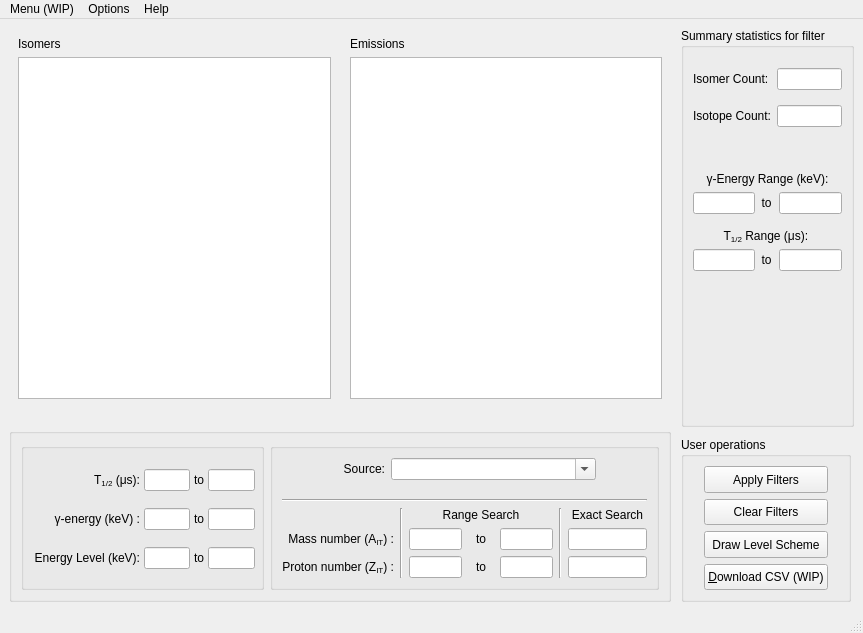
First picture: the form in w_Isomer/w_IsomerAPI.ui, repository LISEcute/IsomerAPI, before the edit.
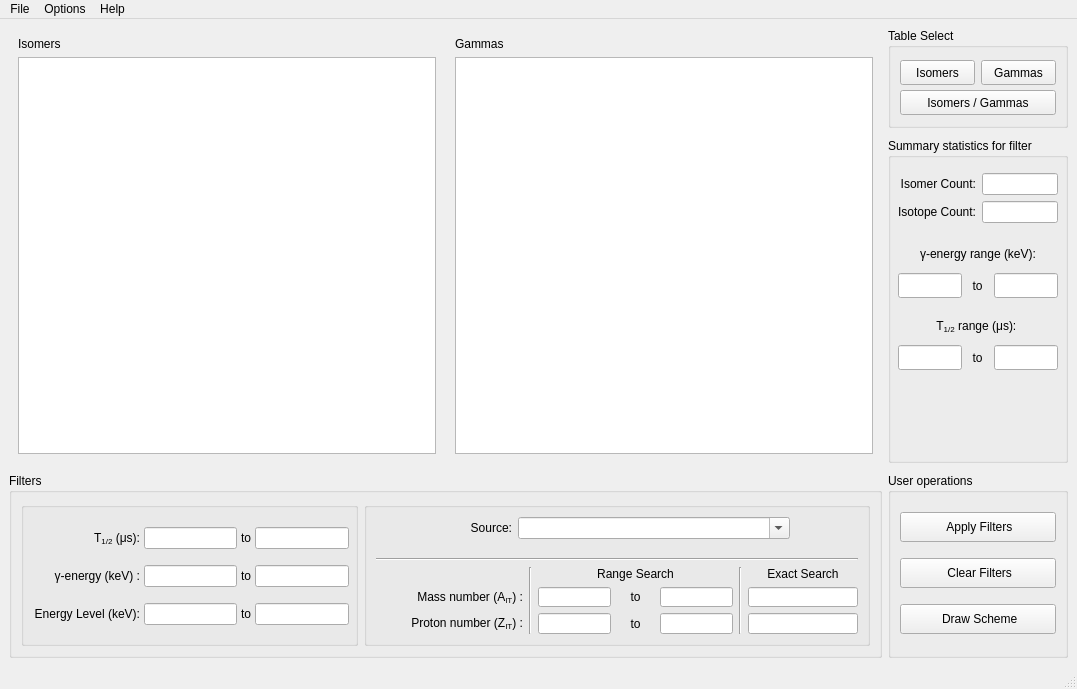
Second picture: the form after the edit. The open tabs and pages were chosen to show the change. Icons and pictures are not drawn.

```diff
--- a/w_Isomer/w_IsomerAPI.ui
+++ b/w_Isomer/w_IsomerAPI.ui
@@ -6,8 +6,8 @@
    <rect>
     <x>0</x>
     <y>0</y>
-    <width>863</width>
-    <height>633</height>
+    <width>1077</width>
+    <height>689</height>
    </rect>
   </property>
   <property name="windowTitle">
@@ -18,21 +18,27 @@
     <normaloff>:/icons/Icons/isomerAPI-Logo.png</normaloff>:/icons/Icons/isomerAPI-Logo.png</iconset>
   </property>
   <widget class="QWidget" name="centralwidget">
-   <layout class="QGridLayout" name="gridLayout_2" rowstretch="2,0,0">
-    <property name="spacing">
+   <layout class="QGridLayout" name="gridLayout_2">
+    <property name="verticalSpacing">
      <number>10</number>
     </property>
-    <item row="0" column="0">
+    <item row="0" column="0" rowspan="2">
      <widget class="QStackedWidget" name="stackedWidget">
+      <property name="sizePolicy">
+       <sizepolicy hsizetype="Preferred" vsizetype="Expanding">
+        <horstretch>0</horstretch>
+        <verstretch>0</verstretch>
+       </sizepolicy>
+      </property>
       <property name="currentIndex">
-       <number>2</number>
+       <number>3</number>
       </property>
       <widget class="QWidget" name="page_Gamma">
        <layout class="QVBoxLayout" name="verticalLayout_4">
         <item>
          <widget class="QLabel" name="label_22">
           <property name="text">
-           <string>Emissions</string>
+           <string>Gammas</string>
           </property>
          </widget>
         </item>
@@ -117,6 +123,20 @@
       </widget>
       <widget class="QWidget" name="page_Split">
        <layout class="QGridLayout" name="gridLayout_3">
+        <item row="0" column="2">
+         <widget class="QLabel" name="label_10">
+          <property name="text">
+           <string>Gammas</string>
+          </property>
+         </widget>
+        </item>
+        <item row="0" column="0">
+         <widget class="QLabel" name="label_7">
+          <property name="text">
+           <string>Isomers</string>
+          </property>
+         </widget>
+        </item>
         <item row="1" column="1">
          <spacer name="horizontalSpacer_3">
           <property name="orientation">
@@ -133,39 +153,6 @@
           </property>
          </spacer>
         </item>
-        <item row="1" column="0">
-         <widget class="QTableView" name="tableView_Isomer">
-          <property name="enabled">
-           <bool>true</bool>
-          </property>
-          <property name="sizePolicy">
-           <sizepolicy hsizetype="Expanding" vsizetype="Expanding">
-            <horstretch>0</horstretch>
-            <verstretch>0</verstretch>
-           </sizepolicy>
-          </property>
-          <property name="font">
-           <font>
-            <pointsize>10</pointsize>
-           </font>
-          </property>
-          <property name="mouseTracking">
-           <bool>true</bool>
-          </property>
-          <property name="editTriggers">
-           <set>QAbstractItemView::EditTrigger::NoEditTriggers</set>
-          </property>
-          <property name="alternatingRowColors">
-           <bool>true</bool>
-          </property>
-          <property name="sortingEnabled">
-           <bool>true</bool>
-          </property>
-          <attribute name="horizontalHeaderCascadingSectionResizes">
-           <bool>false</bool>
-          </attribute>
-         </widget>
-        </item>
         <item row="1" column="2">
          <widget class="QTableView" name="tableView_Gammas">
           <property name="enabled">
@@ -199,18 +186,38 @@
           </attribute>
          </widget>
         </item>
-        <item row="0" column="0">
-         <widget class="QLabel" name="label_7">
-          <property name="text">
-           <string>Isomers</string>
+        <item row="1" column="0">
+         <widget class="QTableView" name="tableView_Isomer">
+          <property name="enabled">
+           <bool>true</bool>
           </property>
-         </widget>
-        </item>
-        <item row="0" column="2">
-         <widget class="QLabel" name="label_10">
-          <property name="text">
-           <string>Emissions</string>
+          <property name="sizePolicy">
+           <sizepolicy hsizetype="Expanding" vsizetype="Expanding">
+            <horstretch>0</horstretch>
+            <verstretch>0</verstretch>
+           </sizepolicy>
           </property>
+          <property name="font">
+           <font>
+            <pointsize>10</pointsize>
+            <bold>false</bold>
+           </font>
+          </property>
+          <property name="mouseTracking">
+           <bool>true</bool>
+          </property>
+          <property name="editTriggers">
+           <set>QAbstractItemView::EditTrigger::NoEditTriggers</set>
+          </property>
+          <property name="alternatingRowColors">
+           <bool>true</bool>
+          </property>
+          <property name="sortingEnabled">
+           <bool>true</bool>
+          </property>
+          <attribute name="horizontalHeaderCascadingSectionResizes">
+           <bool>false</bool>
+          </attribute>
          </widget>
         </item>
        </layout>
@@ -220,7 +227,7 @@
         <item>
          <widget class="QLabel" name="label_24">
           <property name="text">
-           <string>Dev Table</string>
+           <string>Development Table</string>
           </property>
          </widget>
         </item>
@@ -261,32 +268,140 @@
       </widget>
      </widget>
     </item>
-    <item row="0" column="3" rowspan="3">
-     <layout class="QVBoxLayout" name="verticalLayout_2" stretch="0,2">
-      <property name="spacing">
-       <number>10</number>
+    <item row="0" column="1">
+     <widget class="QGroupBox" name="groupBox_2">
+      <property name="sizePolicy">
+       <sizepolicy hsizetype="Fixed" vsizetype="Fixed">
+        <horstretch>0</horstretch>
+        <verstretch>0</verstretch>
+       </sizepolicy>
       </property>
-      <property name="sizeConstraint">
-       <enum>QLayout::SizeConstraint::SetDefaultConstraint</enum>
+      <property name="minimumSize">
+       <size>
+        <width>180</width>
+        <height>100</height>
+       </size>
       </property>
-      <item>
+      <property name="maximumSize">
+       <size>
+        <width>180</width>
+        <height>100</height>
+       </size>
+      </property>
+      <property name="baseSize">
+       <size>
+        <width>3</width>
+        <height>0</height>
+       </size>
+      </property>
+      <property name="title">
+       <string>Table Select</string>
+      </property>
+      <layout class="QGridLayout" name="gridLayout_4">
+       <property name="topMargin">
+        <number>12</number>
+       </property>
+       <property name="bottomMargin">
+        <number>12</number>
+       </property>
+       <item row="0" column="0">
+        <widget class="QPushButton" name="pb_isomers_view">
+         <property name="minimumSize">
+          <size>
+           <width>0</width>
+           <height>25</height>
+          </size>
+         </property>
+         <property name="text">
+          <string>Isomers</string>
+         </property>
+         <property name="checkable">
+          <bool>true</bool>
+         </property>
+         <property name="autoExclusive">
+          <bool>true</bool>
+         </property>
+        </widget>
+       </item>
+       <item row="0" column="1">
+        <widget class="QPushButton" name="pb_gammas_view">
+         <property name="minimumSize">
+          <size>
+           <width>0</width>
+           <height>25</height>
+          </size>
+         </property>
+         <property name="text">
+          <string>Gammas</string>
+         </property>
+         <property name="checkable">
+          <bool>true</bool>
+         </property>
+         <property name="autoExclusive">
+          <bool>true</bool>
+         </property>
+        </widget>
+       </item>
+       <item row="1" column="0" colspan="2">
+        <widget class="QPushButton" name="pb_isomers_gammas_view">
+         <property name="minimumSize">
+          <size>
+           <width>0</width>
+           <height>25</height>
+          </size>
+         </property>
+         <property name="text">
+          <string>Isomers / Gammas</string>
+         </property>
+         <property name="checkable">
+          <bool>true</bool>
+         </property>
+         <property name="autoExclusive">
+          <bool>true</bool>
+         </property>
+         <property name="flat">
+          <bool>false</bool>
+         </property>
+        </widget>
+       </item>
+      </layout>
+     </widget>
+    </item>
+    <item row="1" column="1">
        <widget class="QGroupBox" name="gb_summaryStats">
         <property name="sizePolicy">
-         <sizepolicy hsizetype="Preferred" vsizetype="Preferred">
-          <horstretch>173</horstretch>
+       <sizepolicy hsizetype="Fixed" vsizetype="MinimumExpanding">
+        <horstretch>0</horstretch>
           <verstretch>0</verstretch>
          </sizepolicy>
         </property>
+      <property name="minimumSize">
+       <size>
+        <width>180</width>
+        <height>288</height>
+       </size>
+      </property>
+      <property name="maximumSize">
+       <size>
+        <width>180</width>
+        <height>16777215</height>
+       </size>
+      </property>
         <property name="title">
          <string>Summary statistics for filter</string>
         </property>
-        <layout class="QFormLayout" name="formLayout">
-         <property name="verticalSpacing">
+      <layout class="QVBoxLayout" name="verticalLayout_6">
+       <property name="leftMargin">
+        <number>7</number>
+       </property>
+       <property name="topMargin">
           <number>15</number>
          </property>
-         <property name="topMargin">
-          <number>20</number>
-         </property>
+       <property name="rightMargin">
+        <number>7</number>
+       </property>
+       <item>
+        <layout class="QGridLayout" name="gridLayout_5">
          <item row="0" column="0">
           <widget class="QLabel" name="label_11">
            <property name="sizePolicy">
@@ -304,6 +419,9 @@
            <property name="text">
             <string>Isomer Count:</string>
            </property>
+           <property name="alignment">
+            <set>Qt::AlignmentFlag::AlignRight|Qt::AlignmentFlag::AlignTrailing|Qt::AlignmentFlag::AlignVCenter</set>
+           </property>
           </widget>
          </item>
          <item row="0" column="1">
@@ -328,11 +446,92 @@
            </property>
           </widget>
          </item>
-         <item row="3" column="0" colspan="2">
+         <item row="1" column="0">
+          <widget class="QLabel" name="label_12">
+           <property name="sizePolicy">
+            <sizepolicy hsizetype="Preferred" vsizetype="Preferred">
+             <horstretch>0</horstretch>
+             <verstretch>0</verstretch>
+            </sizepolicy>
+           </property>
+           <property name="baseSize">
+            <size>
+             <width>0</width>
+             <height>75</height>
+            </size>
+           </property>
+           <property name="text">
+            <string>Isotope Count:</string>
+           </property>
+           <property name="textFormat">
+            <enum>Qt::TextFormat::RichText</enum>
+           </property>
+           <property name="alignment">
+            <set>Qt::AlignmentFlag::AlignRight|Qt::AlignmentFlag::AlignTrailing|Qt::AlignmentFlag::AlignVCenter</set>
+           </property>
+          </widget>
+         </item>
+         <item row="1" column="1">
+          <widget class="QLineEdit" name="le_isotopeCounts">
+           <property name="sizePolicy">
+            <sizepolicy hsizetype="Maximum" vsizetype="Fixed">
+             <horstretch>0</horstretch>
+             <verstretch>0</verstretch>
+            </sizepolicy>
+           </property>
+           <property name="baseSize">
+            <size>
+             <width>0</width>
+             <height>75</height>
+            </size>
+           </property>
+           <property name="alignment">
+            <set>Qt::AlignmentFlag::AlignCenter</set>
+           </property>
+           <property name="readOnly">
+            <bool>true</bool>
+           </property>
+          </widget>
+         </item>
+        </layout>
+       </item>
+       <item>
+        <spacer name="verticalSpacer_4">
+         <property name="orientation">
+          <enum>Qt::Orientation::Vertical</enum>
+         </property>
+         <property name="sizeType">
+          <enum>QSizePolicy::Policy::Preferred</enum>
+         </property>
+         <property name="sizeHint" stdset="0">
+          <size>
+           <width>20</width>
+           <height>10</height>
+          </size>
+         </property>
+        </spacer>
+       </item>
+       <item>
           <layout class="QVBoxLayout" name="summaryLayout">
            <property name="sizeConstraint">
             <enum>QLayout::SizeConstraint::SetFixedSize</enum>
            </property>
+         <item>
+          <spacer name="verticalSpacer_5">
+           <property name="orientation">
+            <enum>Qt::Orientation::Vertical</enum>
+           </property>
+           <property name="sizeType">
+            <enum>QSizePolicy::Policy::Fixed</enum>
+           </property>
+           <property name="sizeHint" stdset="0">
+            <size>
+             <width>20</width>
+             <height>10</height>
+            </size>
+           </property>
+          </spacer>
+         </item>
            <item>
             <widget class="QLabel" name="label">
              <property name="sizePolicy">
@@ -354,7 +553,7 @@
               </size>
              </property>
              <property name="text">
-              <string>&amp;gamma;-Energy Range (keV):</string>
+            <string>&amp;gamma;-energy range (keV):</string>
              </property>
              <property name="textFormat">
               <enum>Qt::TextFormat::RichText</enum>
@@ -366,6 +565,9 @@
            </item>
            <item>
             <layout class="QHBoxLayout" name="horizontalLayout_3">
+           <property name="spacing">
+            <number>4</number>
+           </property>
              <item>
               <widget class="QLineEdit" name="le_lowGammaSum">
                <property name="sizePolicy">
@@ -374,6 +576,12 @@
                  <verstretch>0</verstretch>
                 </sizepolicy>
                </property>
+             <property name="minimumSize">
+              <size>
+               <width>0</width>
+               <height>25</height>
+              </size>
+             </property>
                <property name="baseSize">
                 <size>
                  <width>0</width>
@@ -409,6 +617,12 @@
                  <verstretch>0</verstretch>
                 </sizepolicy>
                </property>
+             <property name="minimumSize">
+              <size>
+               <width>0</width>
+               <height>25</height>
+              </size>
+             </property>
                <property name="baseSize">
                 <size>
                  <width>0</width>
@@ -462,7 +676,7 @@
               </size>
              </property>
              <property name="text">
-              <string>T&lt;sub&gt;1/2&lt;/sub&gt; Range (&amp;mu;s):
+            <string>T&lt;sub&gt;1/2&lt;/sub&gt; range (&amp;mu;s):
 </string>
              </property>
              <property name="alignment">
@@ -472,6 +686,9 @@
            </item>
            <item>
             <layout class="QHBoxLayout" name="horizontalLayout_4">
+           <property name="spacing">
+            <number>4</number>
+           </property>
              <item>
               <widget class="QLineEdit" name="le_lowT12Sum">
                <property name="sizePolicy">
@@ -480,6 +697,12 @@
                  <verstretch>0</verstretch>
                 </sizepolicy>
                </property>
+             <property name="minimumSize">
+              <size>
+               <width>0</width>
+               <height>25</height>
+              </size>
+             </property>
                <property name="baseSize">
                 <size>
                  <width>0</width>
@@ -515,6 +738,12 @@
                  <verstretch>0</verstretch>
                 </sizepolicy>
                </property>
+             <property name="minimumSize">
+              <size>
+               <width>0</width>
+               <height>25</height>
+              </size>
+             </property>
                <property name="baseSize">
                 <size>
                  <width>0</width>
@@ -533,13 +762,13 @@
            </item>
           </layout>
          </item>
-         <item row="4" column="0">
+       <item>
           <spacer name="verticalSpacer_2">
            <property name="orientation">
             <enum>Qt::Orientation::Vertical</enum>
            </property>
            <property name="sizeType">
-            <enum>QSizePolicy::Policy::Fixed</enum>
+          <enum>QSizePolicy::Policy::Preferred</enum>
            </property>
            <property name="sizeHint" stdset="0">
             <size>
@@ -549,198 +778,45 @@
            </property>
           </spacer>
          </item>
-         <item row="1" column="0">
-          <widget class="QLabel" name="label_12">
-           <property name="sizePolicy">
-            <sizepolicy hsizetype="Preferred" vsizetype="Preferred">
-             <horstretch>0</horstretch>
-             <verstretch>0</verstretch>
-            </sizepolicy>
-           </property>
-           <property name="baseSize">
-            <size>
-             <width>0</width>
-             <height>75</height>
-            </size>
-           </property>
-           <property name="text">
-            <string>Isotope Count:</string>
-           </property>
-           <property name="textFormat">
-            <enum>Qt::TextFormat::RichText</enum>
-           </property>
-          </widget>
-         </item>
-         <item row="1" column="1">
-          <widget class="QLineEdit" name="le_isotopeCounts">
-           <property name="sizePolicy">
-            <sizepolicy hsizetype="Maximum" vsizetype="Fixed">
-             <horstretch>0</horstretch>
-             <verstretch>0</verstretch>
-            </sizepolicy>
-           </property>
-           <property name="baseSize">
-            <size>
-             <width>0</width>
-             <height>75</height>
-            </size>
-           </property>
-           <property name="alignment">
-            <set>Qt::AlignmentFlag::AlignCenter</set>
-           </property>
-           <property name="readOnly">
-            <bool>true</bool>
-           </property>
-          </widget>
-         </item>
-         <item row="2" column="0">
-          <spacer name="verticalSpacer_4">
-           <property name="orientation">
-            <enum>Qt::Orientation::Vertical</enum>
-           </property>
-           <property name="sizeType">
-            <enum>QSizePolicy::Policy::Fixed</enum>
-           </property>
-           <property name="sizeHint" stdset="0">
-            <size>
-             <width>20</width>
-             <height>10</height>
-            </size>
-           </property>
-          </spacer>
-         </item>
-        </layout>
-       </widget>
-      </item>
-      <item>
-       <widget class="QGroupBox" name="groupBox_3">
-        <property name="enabled">
-         <bool>true</bool>
-        </property>
-        <property name="sizePolicy">
-         <sizepolicy hsizetype="Maximum" vsizetype="Preferred">
-          <horstretch>0</horstretch>
-          <verstretch>0</verstretch>
-         </sizepolicy>
-        </property>
-        <property name="minimumSize">
-         <size>
-          <width>0</width>
-          <height>0</height>
-         </size>
-        </property>
-        <property name="maximumSize">
-         <size>
-          <width>16777215</width>
-          <height>165</height>
-         </size>
-        </property>
-        <property name="baseSize">
-         <size>
-          <width>165</width>
-          <height>165</height>
-         </size>
-        </property>
-        <property name="title">
-         <string>User operations</string>
-        </property>
-        <layout class="QVBoxLayout" name="verticalLayout_7">
-         <property name="leftMargin">
-          <number>20</number>
-         </property>
-         <property name="rightMargin">
-          <number>20</number>
-         </property>
-         <item>
-          <widget class="QPushButton" name="pb_applyFilters">
-           <property name="sizePolicy">
-            <sizepolicy hsizetype="Preferred" vsizetype="Preferred">
-             <horstretch>0</horstretch>
-             <verstretch>0</verstretch>
-            </sizepolicy>
-           </property>
-           <property name="maximumSize">
-            <size>
-             <width>16777215</width>
-             <height>30</height>
-            </size>
-           </property>
-           <property name="text">
-            <string>Apply Filters</string>
-           </property>
-          </widget>
-         </item>
-         <item>
-          <widget class="QPushButton" name="pb_clearFilters">
-           <property name="sizePolicy">
-            <sizepolicy hsizetype="Preferred" vsizetype="Preferred">
-             <horstretch>0</horstretch>
-             <verstretch>0</verstretch>
-            </sizepolicy>
-           </property>
-           <property name="maximumSize">
-            <size>
-             <width>16777215</width>
-             <height>30</height>
-            </size>
-           </property>
-           <property name="text">
-            <string>Clear Filters</string>
-           </property>
-          </widget>
-         </item>
-         <item>
-          <widget class="QPushButton" name="pb_levelScheme">
-           <property name="sizePolicy">
-            <sizepolicy hsizetype="Preferred" vsizetype="Preferred">
-             <horstretch>0</horstretch>
-             <verstretch>0</verstretch>
-            </sizepolicy>
-           </property>
-           <property name="maximumSize">
-            <size>
-             <width>16777215</width>
-             <height>30</height>
-            </size>
-           </property>
-           <property name="text">
-            <string>Draw Level Scheme</string>
-           </property>
-          </widget>
-         </item>
-         <item>
-          <widget class="QPushButton" name="pb_downloadCSV">
-           <property name="sizePolicy">
-            <sizepolicy hsizetype="Preferred" vsizetype="Preferred">
-             <horstretch>0</horstretch>
-             <verstretch>0</verstretch>
-            </sizepolicy>
-           </property>
-           <property name="maximumSize">
-            <size>
-             <width>16777215</width>
-             <height>30</height>
-            </size>
-           </property>
-           <property name="text">
-            <string>&amp;Download CSV (WIP)</string>
-           </property>
-          </widget>
-         </item>
-        </layout>
-       </widget>
-      </item>
-     </layout>
+      </layout>
+     </widget>
     </item>
     <item row="2" column="0">
      <widget class="QGroupBox" name="gb_tableFilters">
+      <property name="sizePolicy">
+       <sizepolicy hsizetype="Preferred" vsizetype="Fixed">
+        <horstretch>0</horstretch>
+        <verstretch>0</verstretch>
+       </sizepolicy>
+      </property>
+      <property name="minimumSize">
+       <size>
+        <width>0</width>
+        <height>185</height>
+       </size>
+      </property>
+      <property name="maximumSize">
+       <size>
+        <width>16777215</width>
+        <height>185</height>
+       </size>
+      </property>
+      <property name="baseSize">
+       <size>
+        <width>0</width>
+        <height>165</height>
+       </size>
+      </property>
       <property name="title">
-       <string/>
+       <string>Filters</string>
       </property>
       <property name="flat">
        <bool>false</bool>
       </property>
-      <layout class="QHBoxLayout" name="horizontalLayout">
+      <layout class="QHBoxLayout" name="horizontalLayout" stretch="2,3">
+       <property name="sizeConstraint">
+        <enum>QLayout::SizeConstraint::SetDefaultConstraint</enum>
+       </property>
        <item>
         <widget class="QGroupBox" name="groupBox">
          <property name="layoutDirection">
@@ -899,7 +975,7 @@
          <property name="title">
           <string/>
          </property>
-         <layout class="QVBoxLayout" name="verticalLayout">
+         <layout class="QVBoxLayout" name="verticalLayout" stretch="1,0,1,3">
           <item>
            <layout class="QHBoxLayout" name="horizontalLayout_2" stretch="2,4,1">
             <item>
@@ -967,6 +1043,18 @@
               <property name="enabled">
                <bool>true</bool>
               </property>
+              <property name="sizePolicy">
+               <sizepolicy hsizetype="Expanding" vsizetype="Preferred">
+                <horstretch>0</horstretch>
+                <verstretch>0</verstretch>
+               </sizepolicy>
+              </property>
+              <property name="minimumSize">
+               <size>
+                <width>0</width>
+                <height>20</height>
+               </size>
+              </property>
               <property name="inputMethodHints">
                <set>Qt::InputMethodHint::ImhPreferNumbers</set>
               </property>
@@ -987,6 +1075,18 @@
             </item>
             <item row="1" column="4">
              <widget class="QLineEdit" name="le_numA2">
+              <property name="sizePolicy">
+               <sizepolicy hsizetype="Expanding" vsizetype="Preferred">
+                <horstretch>0</horstretch>
+                <verstretch>0</verstretch>
+               </sizepolicy>
+              </property>
+              <property name="minimumSize">
+               <size>
+                <width>0</width>
+                <height>20</height>
+               </size>
+              </property>
               <property name="inputMethodHints">
                <set>Qt::InputMethodHint::ImhPreferNumbers</set>
               </property>
@@ -1034,6 +1134,18 @@
             </item>
             <item row="2" column="6">
              <widget class="QLineEdit" name="le_numZ">
+              <property name="sizePolicy">
+               <sizepolicy hsizetype="Expanding" vsizetype="Preferred">
+                <horstretch>0</horstretch>
+                <verstretch>0</verstretch>
+               </sizepolicy>
+              </property>
+              <property name="minimumSize">
+               <size>
+                <width>0</width>
+                <height>20</height>
+               </size>
+              </property>
               <property name="inputMethodHints">
                <set>Qt::InputMethodHint::ImhNone</set>
               </property>
@@ -1044,6 +1156,18 @@
             </item>
             <item row="2" column="2">
              <widget class="QLineEdit" name="le_numZ1">
+              <property name="sizePolicy">
+               <sizepolicy hsizetype="Expanding" vsizetype="Preferred">
+                <horstretch>0</horstretch>
+                <verstretch>0</verstretch>
+               </sizepolicy>
+              </property>
+              <property name="minimumSize">
+               <size>
+                <width>0</width>
+                <height>20</height>
+               </size>
+              </property>
               <property name="alignment">
                <set>Qt::AlignmentFlag::AlignCenter</set>
               </property>
@@ -1051,6 +1175,18 @@
             </item>
             <item row="2" column="4">
              <widget class="QLineEdit" name="le_numZ2">
+              <property name="sizePolicy">
+               <sizepolicy hsizetype="Expanding" vsizetype="Preferred">
+                <horstretch>0</horstretch>
+                <verstretch>0</verstretch>
+               </sizepolicy>
+              </property>
+              <property name="minimumSize">
+               <size>
+                <width>0</width>
+                <height>20</height>
+               </size>
+              </property>
               <property name="alignment">
                <set>Qt::AlignmentFlag::AlignCenter</set>
               </property>
@@ -1068,6 +1204,18 @@
             </item>
             <item row="1" column="2">
              <widget class="QLineEdit" name="le_numA1">
+              <property name="sizePolicy">
+               <sizepolicy hsizetype="Expanding" vsizetype="Preferred">
+                <horstretch>0</horstretch>
+                <verstretch>0</verstretch>
+               </sizepolicy>
+              </property>
+              <property name="minimumSize">
+               <size>
+                <width>0</width>
+                <height>20</height>
+               </size>
+              </property>
               <property name="inputMethodHints">
                <set>Qt::InputMethodHint::ImhPreferNumbers</set>
               </property>
@@ -1101,6 +1249,111 @@
       </layout>
      </widget>
     </item>
+    <item row="2" column="1">
+     <widget class="QGroupBox" name="groupBox_3">
+      <property name="enabled">
+       <bool>true</bool>
+      </property>
+      <property name="sizePolicy">
+       <sizepolicy hsizetype="Fixed" vsizetype="Fixed">
+        <horstretch>0</horstretch>
+        <verstretch>0</verstretch>
+       </sizepolicy>
+      </property>
+      <property name="minimumSize">
+       <size>
+        <width>180</width>
+        <height>185</height>
+       </size>
+      </property>
+      <property name="maximumSize">
+       <size>
+        <width>180</width>
+        <height>185</height>
+       </size>
+      </property>
+      <property name="baseSize">
+       <size>
+        <width>0</width>
+        <height>165</height>
+       </size>
+      </property>
+      <property name="title">
+       <string>User operations</string>
+      </property>
+      <layout class="QVBoxLayout" name="verticalLayout_2">
+       <item>
+        <widget class="QPushButton" name="pb_applyFilters">
+         <property name="sizePolicy">
+          <sizepolicy hsizetype="Preferred" vsizetype="Preferred">
+           <horstretch>0</horstretch>
+           <verstretch>0</verstretch>
+          </sizepolicy>
+         </property>
+         <property name="maximumSize">
+          <size>
+           <width>16777215</width>
+           <height>30</height>
+          </size>
+         </property>
+         <property name="text">
+          <string> Apply Filters</string>
+         </property>
+         <property name="icon">
+          <iconset resource="isomapi_resources.qrc">
+           <normaloff>:/icons/Icons/trans.gif</normaloff>:/icons/Icons/trans.gif</iconset>
+         </property>
+        </widget>
+       </item>
+       <item>
+        <widget class="QPushButton" name="pb_clearFilters">
+         <property name="sizePolicy">
+          <sizepolicy hsizetype="Preferred" vsizetype="Preferred">
+           <horstretch>0</horstretch>
+           <verstretch>0</verstretch>
+          </sizepolicy>
+         </property>
+         <property name="maximumSize">
+          <size>
+           <width>16777215</width>
+           <height>30</height>
+          </size>
+         </property>
+         <property name="text">
+          <string> Clear Filters</string>
+         </property>
+         <property name="icon">
+          <iconset resource="isomapi_resources.qrc">
+           <normaloff>:/icons/Icons/clear.gif</normaloff>:/icons/Icons/clear.gif</iconset>
+         </property>
+        </widget>
+       </item>
+       <item>
+        <widget class="QPushButton" name="pb_levelScheme">
+         <property name="sizePolicy">
+          <sizepolicy hsizetype="Preferred" vsizetype="Preferred">
+           <horstretch>0</horstretch>
+           <verstretch>0</verstretch>
+          </sizepolicy>
+         </property>
+         <property name="maximumSize">
+          <size>
+           <width>16777215</width>
+           <height>30</height>
+          </size>
+         </property>
+         <property name="text">
+          <string> Draw Scheme</string>
+         </property>
+         <property name="icon">
+          <iconset resource="isomapi_resources.qrc">
+           <normaloff>:/icons/Icons/plot.png</normaloff>:/icons/Icons/plot.png</iconset>
+         </property>
+        </widget>
+       </item>
+      </layout>
+     </widget>
+    </item>
    </layout>
   </widget>
   <widget class="QMenuBar" name="menubar">
@@ -1108,21 +1361,15 @@
     <rect>
      <x>0</x>
      <y>0</y>
-     <width>863</width>
+     <width>1077</width>
      <height>21</height>
     </rect>
    </property>
-   <widget class="QMenu" name="menumy_menu">
-    <property name="title">
-     <string>Menu (WIP)</string>
-    </property>
-    <addaction name="actionExit"/>
-   </widget>
    <widget class="QMenu" name="menuabout_page">
     <property name="title">
      <string>Help</string>
     </property>
-    <addaction name="action_About"/>
+    <addaction name="actionAbout"/>
    </widget>
    <widget class="QMenu" name="menuOptions_WIP">
     <property name="title">
@@ -1139,12 +1386,20 @@
     </widget>
     <addaction name="menuView_Select"/>
    </widget>
-   <addaction name="menumy_menu"/>
+   <widget class="QMenu" name="menuFile">
+    <property name="title">
+     <string>File</string>
+    </property>
+    <addaction name="actionSave_As"/>
+    <addaction name="separator"/>
+    <addaction name="actionExit"/>
+   </widget>
+   <addaction name="menuFile"/>
    <addaction name="menuOptions_WIP"/>
    <addaction name="menuabout_page"/>
   </widget>
   <widget class="QStatusBar" name="statusbar"/>
-  <action name="action_About">
+  <action name="actionAbout">
    <property name="icon">
     <iconset resource="isomapi_resources.qrc">
      <normaloff>:/icons/Icons/lisepp_small.bmp</normaloff>:/icons/Icons/lisepp_small.bmp</iconset>
@@ -1178,6 +1433,11 @@
     <string>Exit</string>
    </property>
   </action>
+  <action name="actionSave_As">
+   <property name="text">
+    <string>Save As...</string>
+   </property>
+  </action>
  </widget>
  <tabstops>
   <tabstop>le_T121</tabstop>
```
Left out of the diff: 1 changed line with no effect on the pictures. Lines whose indentation alone changed are shown as unchanged.
